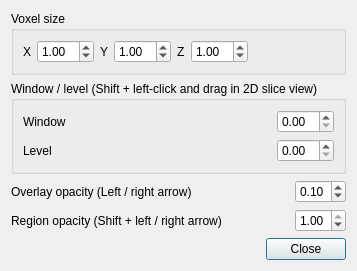
RENCI/Segmentor, file qt/SettingsDialog.ui: the form before one commit.
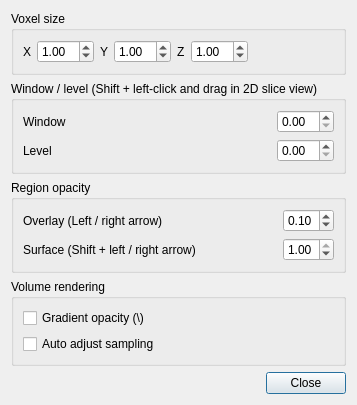
The form after the commit.

Commit message: Add gradient opacity tranfer function and toggle for auto adjust sample distance

Diff of the .ui file:
```diff
--- a/qt/SettingsDialog.ui
+++ b/qt/SettingsDialog.ui
@@ -7,7 +7,7 @@
     <x>0</x>
     <y>0</y>
     <width>314</width>
-    <height>251</height>
+    <height>367</height>
    </rect>
   </property>
   <property name="windowTitle">
@@ -199,6 +199,12 @@
     </widget>
    </item>
    <item>
+    <widget class="QGroupBox" name="groupBox_3">
+     <property name="title">
+      <string>Region opacity</string>
+     </property>
+     <layout class="QVBoxLayout" name="verticalLayout_3">
+      <item>
     <layout class="QHBoxLayout" name="horizontalLayout_5">
      <item>
       <widget class="QLabel" name="label_3">
@@ -209,7 +215,7 @@
         </sizepolicy>
        </property>
        <property name="text">
-        <string>Overlay opacity (Left / right arrow)</string>
+           <string>Overlay (Left / right arrow)</string>
        </property>
       </widget>
      </item>
@@ -258,7 +264,7 @@
         </sizepolicy>
        </property>
        <property name="text">
-        <string>Region opacity (Shift + left / right arrow)</string>
+           <string>Surface (Shift + left / right arrow)</string>
        </property>
       </widget>
      </item>
@@ -289,6 +295,40 @@
       </widget>
      </item>
     </layout>
+      </item>
+     </layout>
+    </widget>
+   </item>
+   <item>
+    <widget class="QGroupBox" name="groupBox_4">
+     <property name="title">
+      <string>Volume rendering</string>
+     </property>
+     <layout class="QVBoxLayout" name="verticalLayout_4">
+      <item>
+       <layout class="QHBoxLayout" name="horizontalLayout_4">
+        <item>
+         <widget class="QCheckBox" name="gradientOpacityCheckBox">
+          <property name="text">
+           <string>Gradient opacity (\)</string>
+          </property>
+         </widget>
+        </item>
+       </layout>
+      </item>
+      <item>
+       <layout class="QHBoxLayout" name="horizontalLayout_7">
+        <item>
+         <widget class="QCheckBox" name="autoAdjustSamplingCheckBox">
+          <property name="text">
+           <string>Auto adjust sampling</string>
+          </property>
+         </widget>
+        </item>
+       </layout>
+      </item>
+     </layout>
+    </widget>
    </item>
    <item>
     <spacer name="verticalSpacer">
```
Left out of the diff: 4 changed lines with no effect on the pictures. Lines whose indentation alone changed are shown as unchanged. The commit also changes 7 other files.
